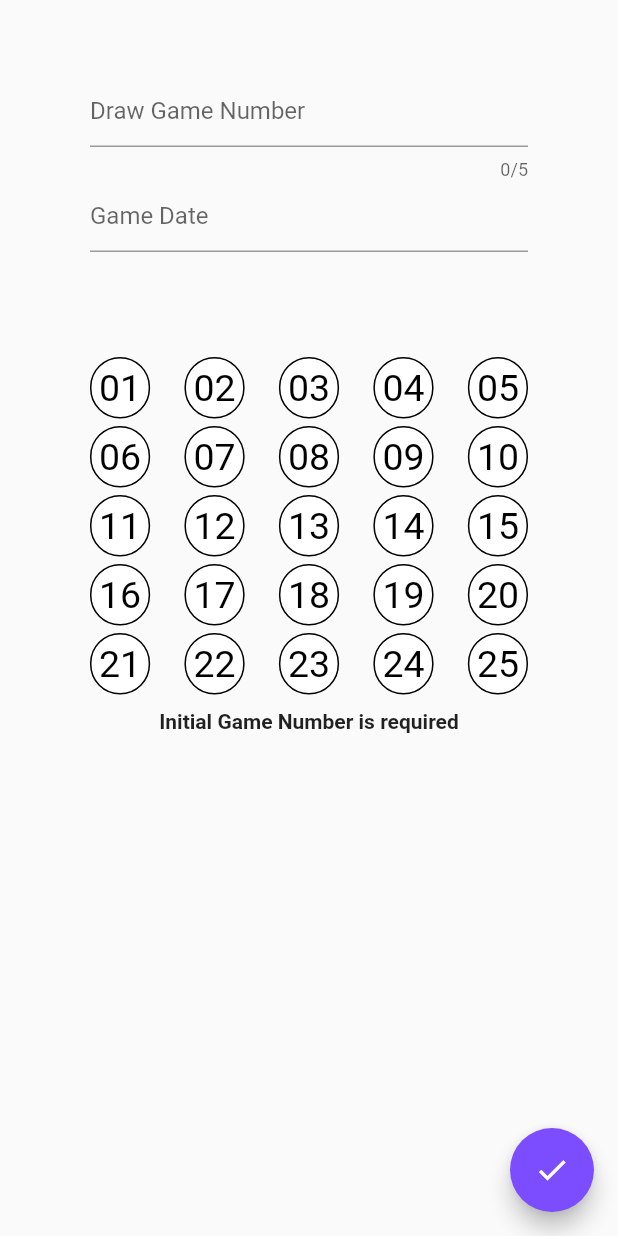
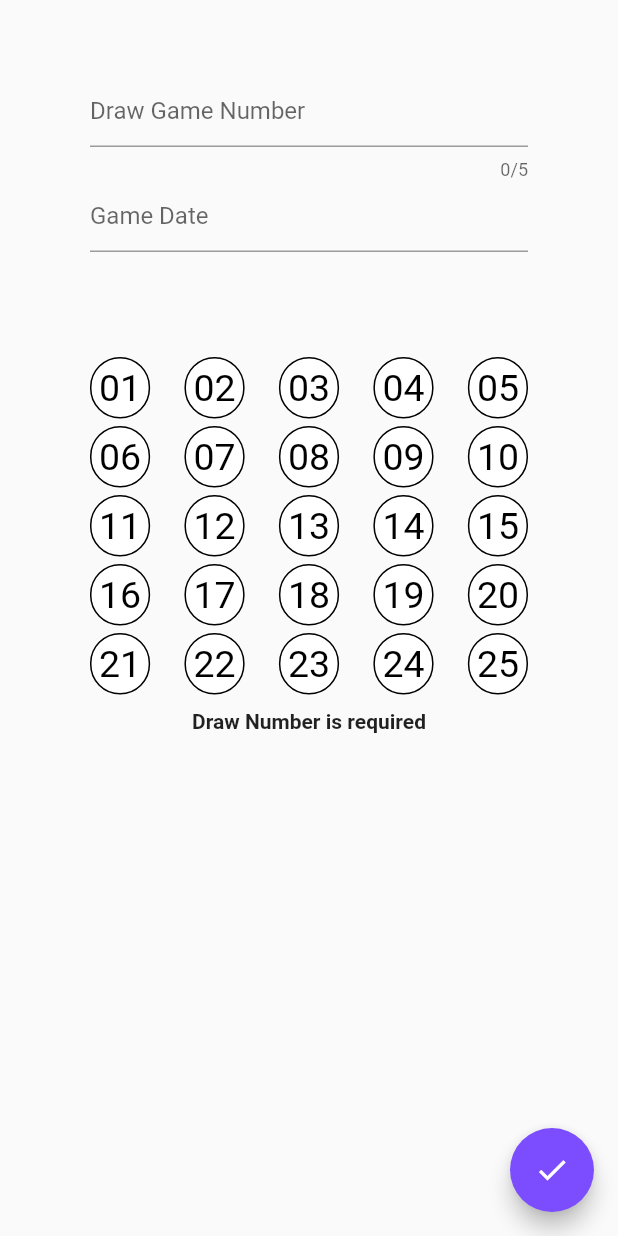
Before and after one commit to raphaellins/overtapp, a Flutter app: the DrawPage screen opened directly, after a tap on the "check" icon, on a phone screen of 412 x 824 dp. Run offline on Flutter 3.47's test engine with Material 2 defaults, Android fonts, the phone set to English and light mode, and no system bars; missing offline and left inert: json_string; generated files the repository leaves out were written again; network calls fail.

```diff
--- a/lib/models/NewDraw.dart
+++ b/lib/models/NewDraw.dart
@@ -5,10 +5,10 @@ part 'NewDraw.g.dart';
 @JsonSerializable()
 class NewDraw {
   String drawNumber;
-  String numbersDrawn;
-  DateTime drawDate;
+  List<String> numbersDrawn;
+  String drawDate;
 
-  NewDraw(this.drawNumber, this.numbersDrawn, this.drawDate);
+  NewDraw(this.drawNumber, this.drawDate, this.numbersDrawn);
 
   factory NewDraw.fromJson(Map<String, dynamic> json) =>
       _$NewDrawFromJson(json);
--- a/lib/screens/DrawPage.dart
+++ b/lib/screens/DrawPage.dart
@@ -3,6 +3,7 @@ import 'package:flutter/material.dart';
 import 'package:intl/intl.dart';
 import 'package:overtapp/api/Proxy.dart';
 import 'package:overtapp/elements/Ball.dart';
+import 'package:overtapp/models/NewDraw.dart';
 import 'package:overtapp/models/NewGame.dart';
 import 'package:overtapp/utils/NumberUtils.dart';
 
@@ -29,42 +30,24 @@ class _DrawPageState extends State<DrawPage> {
     });
   }
 
-  TextEditingController initialGameController = new TextEditingController();
+  TextEditingController drawNumberController = new TextEditingController();
   TextEditingController gameDateController = new TextEditingController();
-  TextEditingController descriptionGameController = new TextEditingController();
 
-  _onFormSubmit() {
+  _onFormSubmit() async {
     FocusScope.of(context).unfocus();
-    NewGame newGame = new NewGame(
-        initialGameController.text,
-        gameDateController.text,
-        descriptionGameController.text,
-        numbersSelected);
+    NewDraw newDraw = new NewDraw(
+        drawNumberController.text, gameDateController.text, numbersSelected);
 
-    if (newGame.initialGameNumber.isEmpty) {
-      _changeMessage("Initial Game Number is required");
+    if (newDraw.drawNumber.isEmpty) {
+      _changeMessage("Draw Number is required");
       return;
-    } else if (int.tryParse(newGame.initialGameNumber) == null) {
-      _changeMessage("Initial Game Number is invalid");
+    } else if (int.tryParse(newDraw.drawNumber) == null) {
+      _changeMessage("Draw Number is invalid");
       return;
     }
 
-    if (newGame.finalGameNumber.isEmpty) {
-      _changeMessage("Final Game Number is required");
-      return;
-    } else if (int.tryParse(newGame.finalGameNumber) == null) {
-      _changeMessage("Final Game Number is invalid");
-      return;
-    }
-
-    if (int.parse(newGame.initialGameNumber) >
-        int.parse(newGame.finalGameNumber)) {
-      _changeMessage("The Final Number must be less than Initial Game Number");
-      return;
-    }
-
-    if (newGame.gameDescription.isEmpty) {
-      _changeMessage("Description Game with 30 characters max is required");
+    if (newDraw == null) {
+      _changeMessage("The Draw date is required");
       return;
     }
 
@@ -73,10 +56,16 @@ class _DrawPageState extends State<DrawPage> {
       return;
     }
 
-    new Proxy().saveNewGame(newGame);
+    bool result = await new Proxy().saveNewDraw(newDraw);
 
-    _changeMessage("");
-    _clearControllers();
+    if (result) {
+      _changeMessage("");
+      _clearControllers();
+    } else {
+      setState(() {
+        _changeMessage("Ocorreu um erro!");
+      });
+    }
   }
 
   _changeMessage(String newMessage) {
@@ -86,9 +75,8 @@ class _DrawPageState extends State<DrawPage> {
   }
 
   _clearControllers() {
-    initialGameController.clear();
+    drawNumberController.clear();
     gameDateController.clear();
-    descriptionGameController.clear();
 
     // setState(() {
     //   numberSelectedCount = 0;
@@ -122,7 +110,7 @@ class _DrawPageState extends State<DrawPage> {
               TextField(
                 maxLength: 5,
                 keyboardType: TextInputType.number,
-                controller: initialGameController,
+                controller: drawNumberController,
                 decoration: InputDecoration(hintText: "Draw Game Number"),
               ),
               TextField(
```
Also changed, not shown: lib/api/Proxy.dart (+10 -12 lines), lib/models/NewDraw.g.dart, 2 other files.
